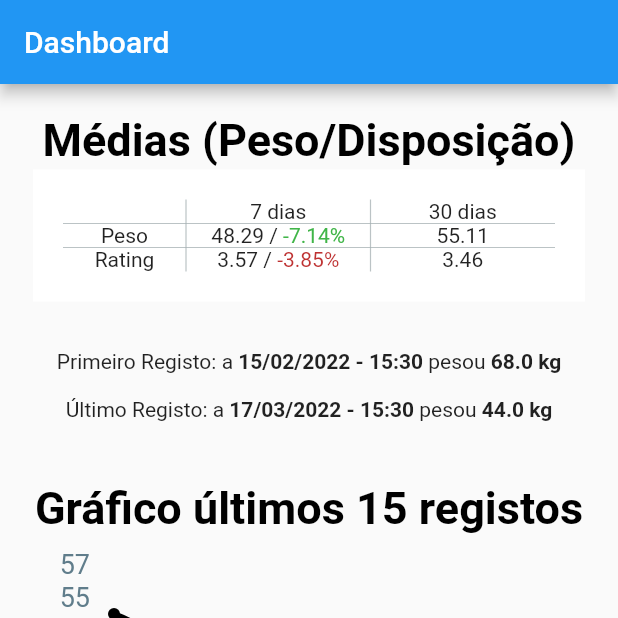
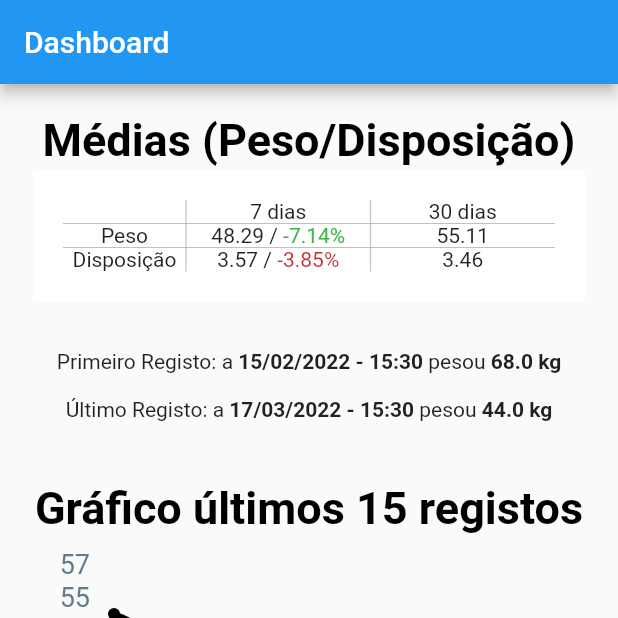
Before and after one commit to Paulo-Pinto/FlutterCRUDProject, a Flutter app: the _DashboardScreen screen opened directly, on a phone screen of 412 x 824 dp, the top half of it. Run offline on Flutter 3.47's test engine with Material 2 defaults, Android fonts, the phone set to English and light mode, and no system bars; drawn by our look-alikes of fl_chart.

Commit message:
rating -> disposição

```diff
--- a/lib/widgets/table_medias.dart
+++ b/lib/widgets/table_medias.dart
@@ -69,7 +69,7 @@ class TableMedias extends StatelessWidget {
               ]),
               TableRow(children: [
                 const Center(
-                  child: Text('Rating'),
+                  child: Text('Disposição'),
                 ),
                 Center(
                   child: CustomTableCell(
```
